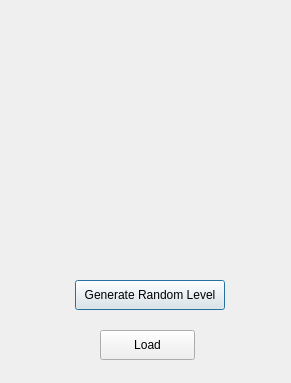
The window that levelmenu.ui (jeanpierrethach/FreeFlow-Grid-Solver-) describes before a commit, drawn with Qt 5.
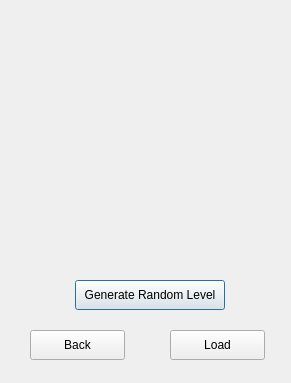
The same window after the commit.

Commit message: Allow the user to go back from each window

Diff of the .ui file:
```diff
--- a/levelmenu.ui
+++ b/levelmenu.ui
@@ -40,7 +40,7 @@
   <widget class="QPushButton" name="load">
    <property name="geometry">
     <rect>
-     <x>100</x>
+     <x>170</x>
      <y>330</y>
      <width>95</width>
      <height>30</height>
@@ -50,6 +50,19 @@
     <string>Load</string>
    </property>
   </widget>
+  <widget class="QPushButton" name="back">
+   <property name="geometry">
+    <rect>
+     <x>30</x>
+     <y>330</y>
+     <width>95</width>
+     <height>30</height>
+    </rect>
+   </property>
+   <property name="text">
+    <string>Back</string>
+   </property>
+  </widget>
  </widget>
  <resources/>
  <connections/>
```
The commit also changes 5 other files.
